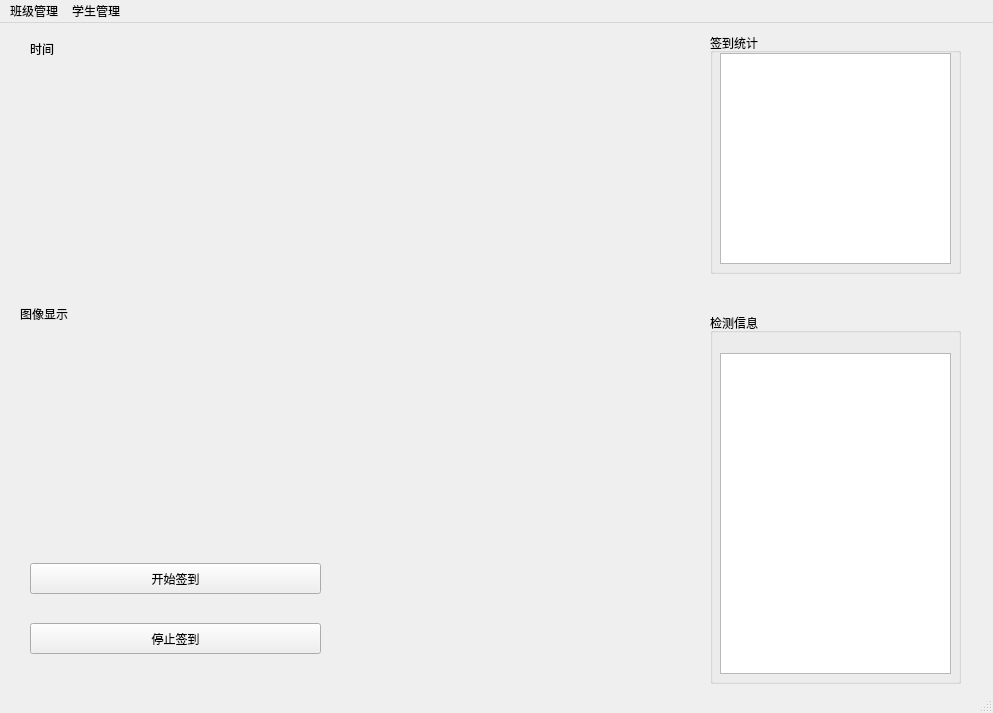
Qt form main.ui (NovaShen555/FaceCheckSystem) before a commit.
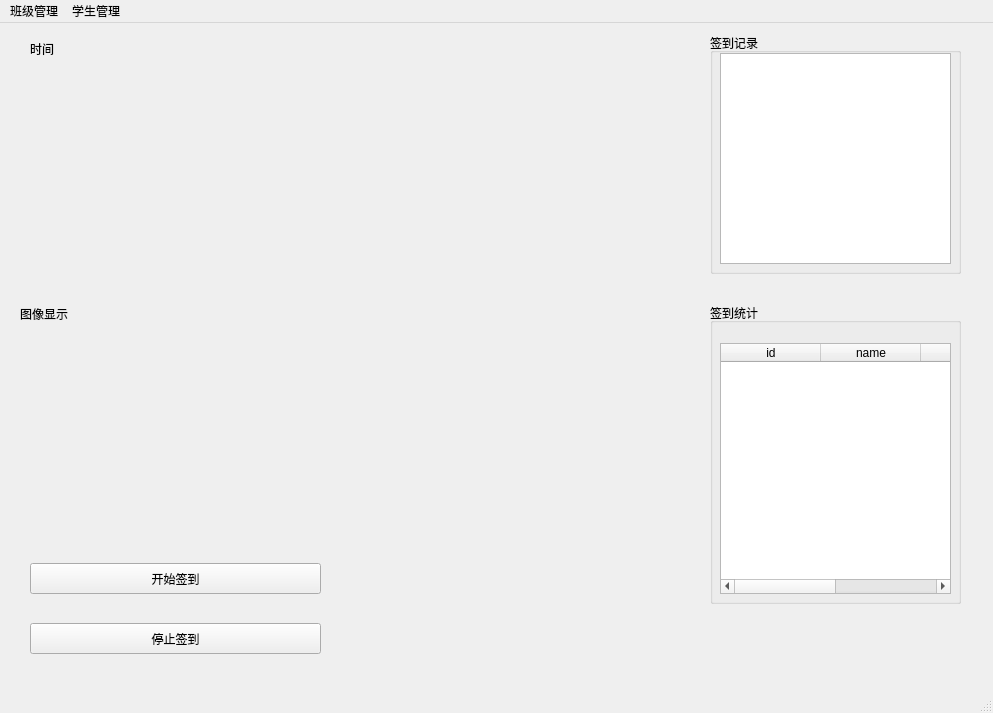
The same form after that commit.

Commit message: update: 不再显示图片识别信息，新增显示签到统计

The edit to the form file:
```diff
--- a/main.ui
+++ b/main.ui
@@ -63,7 +63,7 @@
      </rect>
     </property>
     <property name="title">
-     <string>签到统计</string>
+     <string>签到记录</string>
     </property>
     <widget class="QPlainTextEdit" name="plainTextEdit">
      <property name="geometry">
@@ -76,29 +76,6 @@
      </property>
     </widget>
    </widget>
-   <widget class="QGroupBox" name="groupBox_2">
-    <property name="geometry">
-     <rect>
-      <x>710</x>
-      <y>290</y>
-      <width>251</width>
-      <height>371</height>
-     </rect>
-    </property>
-    <property name="title">
-     <string>检测信息</string>
-    </property>
-    <widget class="QPlainTextEdit" name="plainTextEdit_2">
-     <property name="geometry">
-      <rect>
-       <x>10</x>
-       <y>40</y>
-       <width>231</width>
-       <height>321</height>
-      </rect>
-     </property>
-    </widget>
-   </widget>
    <widget class="QLabel" name="label_2">
     <property name="geometry">
      <rect>
@@ -112,6 +89,49 @@
      <string>时间</string>
     </property>
    </widget>
+   <widget class="QGroupBox" name="groupBox_2">
+    <property name="geometry">
+     <rect>
+      <x>710</x>
+      <y>280</y>
+      <width>251</width>
+      <height>301</height>
+     </rect>
+    </property>
+    <property name="title">
+     <string>签到统计</string>
+    </property>
+    <widget class="QTableWidget" name="tableWidget">
+     <property name="geometry">
+      <rect>
+       <x>10</x>
+       <y>40</y>
+       <width>231</width>
+       <height>251</height>
+      </rect>
+     </property>
+     <column>
+      <property name="text">
+       <string>id</string>
+      </property>
+     </column>
+     <column>
+      <property name="text">
+       <string>name</string>
+      </property>
+     </column>
+     <column>
+      <property name="text">
+       <string>class</string>
+      </property>
+     </column>
+     <column>
+      <property name="text">
+       <string>time</string>
+      </property>
+     </column>
+    </widget>
+   </widget>
   </widget>
   <widget class="QMenuBar" name="menubar">
    <property name="geometry">
```
The commit also changes 4 other files.
